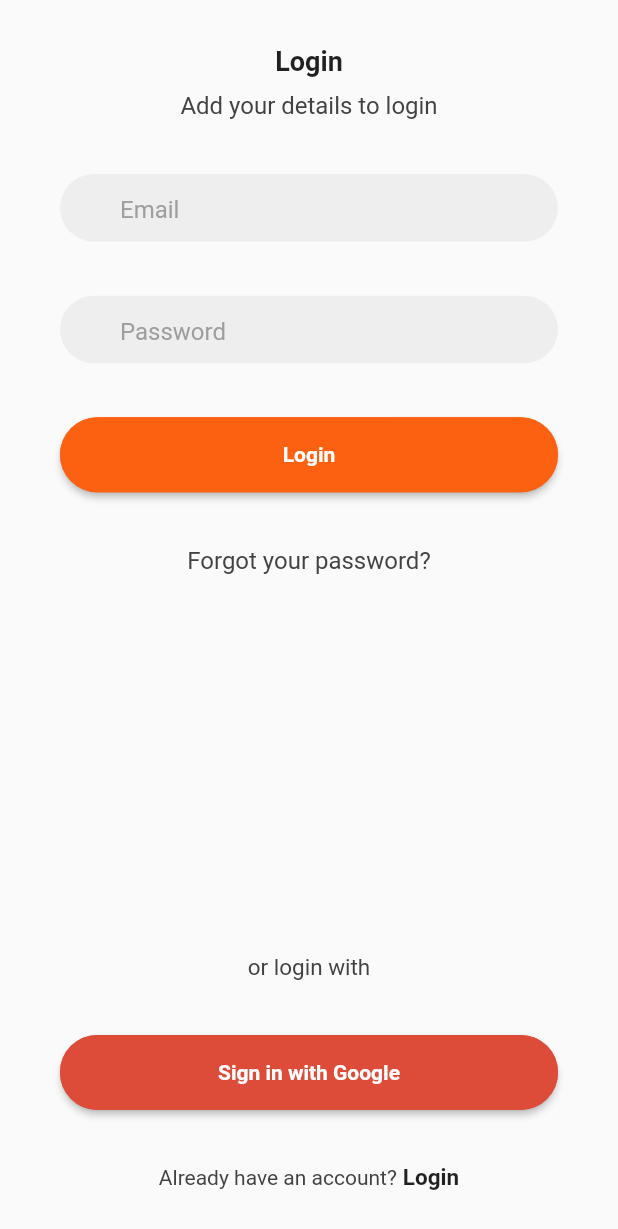
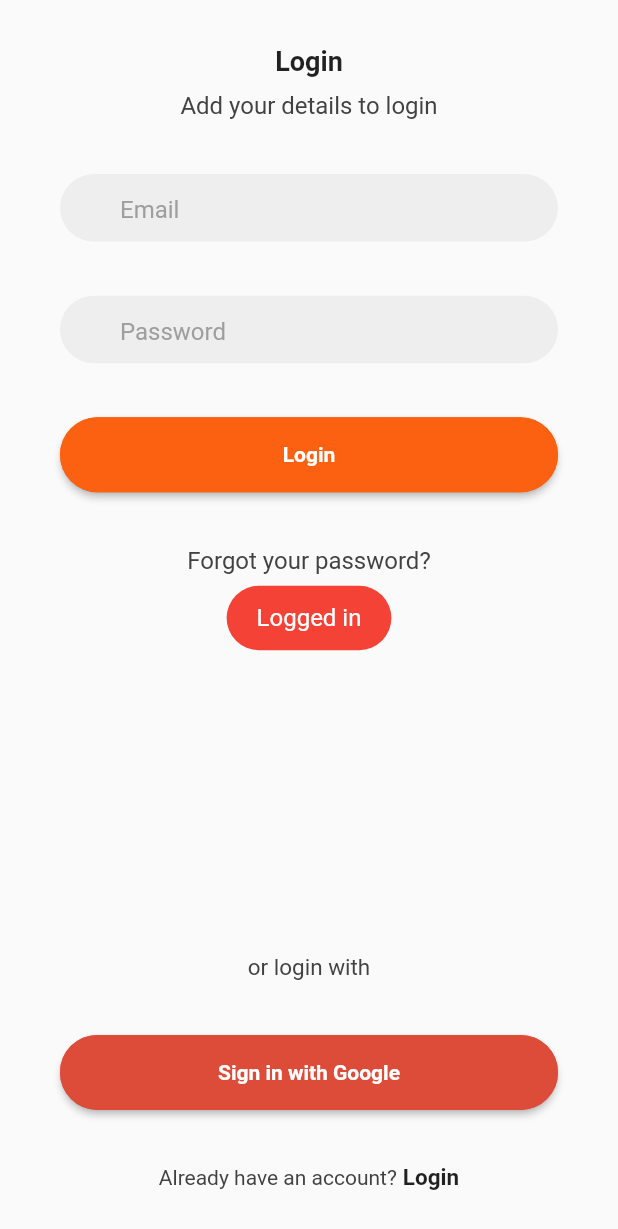
Before and after one commit to urvashi2410/Foodiez, a Flutter app: the screen it shows after launch, after a tap on "Sign in with Google", on a phone screen of 412 x 824 dp. Shown: the top 1229 px of the screen. Run offline on Flutter 3.47's test engine with Material 2 defaults, Android fonts, the phone set to English and light mode, and no system bars; our stand-ins replace firebase_auth, firebase_core, fluttertoast, google_sign_in; accounts and stored records are empty.

Commit message:
login logout toast | streambuilder

```diff
--- a/food_delivery/lib/Pages/login_page.dart
+++ b/food_delivery/lib/Pages/login_page.dart
@@ -3,6 +3,7 @@ import 'package:food_delivery/Constants/colors.dart';
 import 'package:food_delivery/Firebase/authentication.dart';
 import 'package:food_delivery/Widgets/custom_input.dart';
 import 'package:google_sign_in/google_sign_in.dart';
+import 'package:fluttertoast/fluttertoast.dart';
 
 class LoginPage extends StatelessWidget {
   const LoginPage({Key? key}) : super(key: key);
@@ -44,8 +45,7 @@ class LoginPage extends StatelessWidget {
                     ),
                   )),
                 ),
-                onPressed: () {
-                },
+                onPressed: () {},
                 child: const Text(
                   'Login',
                   style: TextStyle(
@@ -78,11 +78,18 @@ class LoginPage extends StatelessWidget {
                     side: BorderSide(color: Color(0xFFDD4B39), width: 1.5),
                   )),
                 ),
-                onPressed: (){
+                onPressed: () {
                   print("test");
                   Authentication.signInWithGoogle(context: context)
                       .then((value) {
-                    print("Logged in");
+                    return Fluttertoast.showToast(
+                        msg: "Logged in",
+                        toastLength: Toast.LENGTH_SHORT,
+                        gravity: ToastGravity.CENTER,
+                        timeInSecForIosWeb: 1,
+                        backgroundColor: Colors.red,
+                        textColor: Colors.white,
+                        fontSize: 16.0);
                   });
                 },
                 child: Text(
--- a/food_delivery/lib/Pages/pages.dart
+++ b/food_delivery/lib/Pages/pages.dart
@@ -1,3 +1,4 @@
 export 'landing_page.dart';
 export 'login_page.dart';
 export 'signup_screen.dart';
+export 'home_page.dart';
--- a/food_delivery/lib/main.dart
+++ b/food_delivery/lib/main.dart
@@ -1,3 +1,4 @@
+import 'package:firebase_auth/firebase_auth.dart';
 import 'package:flutter/material.dart';
 import 'Pages/pages.dart';
 import 'package:firebase_core/firebase_core.dart';
@@ -14,9 +15,26 @@ class MyApp extends StatelessWidget {
   // This widget is the root of your application.
   @override
   Widget build(BuildContext context) {
-    return const MaterialApp(
+    return MaterialApp(
       debugShowCheckedModeBanner: false,
-      home: LoginPage(),
+      home: StreamBuilder(
+        stream: FirebaseAuth.instance.authStateChanges(),
+        builder: (context, snapshot) {
+          if (snapshot.hasData) {
+            return const HomePage();
+          } else if (snapshot.hasError) {
+            // ignore: prefer_const_constructors
+            return Center(
+              child: Text("Something went wrong"),
+            );
+          } else if (snapshot.connectionState == ConnectionState.waiting) {
+            return const Center(
+              child: CircularProgressIndicator(),
+            );
+          }
+          return const LoginPage();
+        },
+      ),
     );
   }
 }
--- a/food_delivery/pubspec.yaml
+++ b/food_delivery/pubspec.yaml
@@ -37,6 +37,7 @@ dependencies:
   firebase_core: ^1.12.0
   google_sign_in: ^5.2.3
   firebase_auth: ^3.3.6
+  fluttertoast: ^8.0.8
 
 dev_dependencies:
   flutter_test:
```
Also changed, not shown: food_delivery/lib/Firebase/authentication.dart (+12 -0 lines), food_delivery/lib/Pages/home_page.dart (+30 -3 lines), food_delivery/pubspec.lock.
